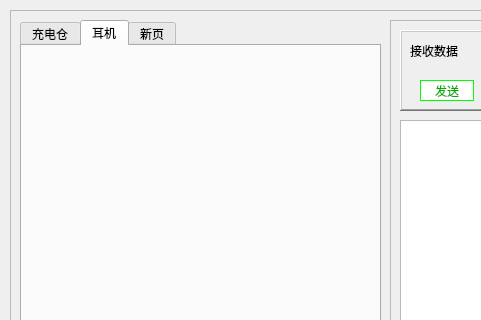
Above: mainwindow.ui from LinZephyr/mew_tw200_test before the change; both pictures show x 0 to 481 and y 0 to 320 of the 1267 by 744 pixel window. Below: the same form after it.
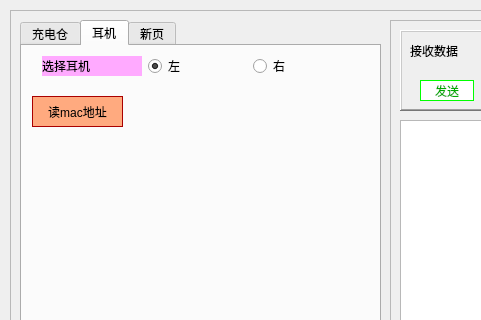
That is the form after the change. Icons and pictures are not drawn.

Commit message: <feat>  实现读耳机MAC地址命令.

What changed in the file:
```diff
--- a/mainwindow.ui
+++ b/mainwindow.ui
@@ -324,6 +324,68 @@
       <attribute name="title">
        <string>耳机</string>
       </attribute>
+      <widget class="QPushButton" name="r_mac_btn">
+       <property name="geometry">
+        <rect>
+         <x>10</x>
+         <y>50</y>
+         <width>91</width>
+         <height>31</height>
+        </rect>
+       </property>
+       <property name="styleSheet">
+        <string notr="true">color: rgb(0, 0, 0);
+background-color: rgb(255, 170, 127);
+border-color: rgb(170, 0, 0);
+font: 10pt &quot;黑体&quot;;
+border-style: solid;
+border-width: 1px;</string>
+       </property>
+       <property name="text">
+        <string>读mac地址</string>
+       </property>
+      </widget>
+      <widget class="QWidget" name="layoutWidget">
+       <property name="geometry">
+        <rect>
+         <x>20</x>
+         <y>10</y>
+         <width>311</width>
+         <height>20</height>
+        </rect>
+       </property>
+       <layout class="QHBoxLayout" name="horizontalLayout_5">
+        <item>
+         <widget class="QLabel" name="earside_lbl">
+          <property name="styleSheet">
+           <string notr="true">background-color: rgb(255, 170, 255);
+color: rgb(0, 0, 0);
+font: 10pt &quot;黑体&quot;;</string>
+          </property>
+          <property name="text">
+           <string>选择耳机</string>
+          </property>
+         </widget>
+        </item>
+        <item>
+         <widget class="QRadioButton" name="earside_left_rbtn">
+          <property name="text">
+           <string>左</string>
+          </property>
+          <property name="checked">
+           <bool>true</bool>
+          </property>
+         </widget>
+        </item>
+        <item>
+         <widget class="QRadioButton" name="earside_right_rbtn">
+          <property name="text">
+           <string>右</string>
+          </property>
+         </widget>
+        </item>
+       </layout>
+      </widget>
      </widget>
      <widget class="QWidget" name="tab">
       <attribute name="title">
```
The commit also changes 10 other files.
